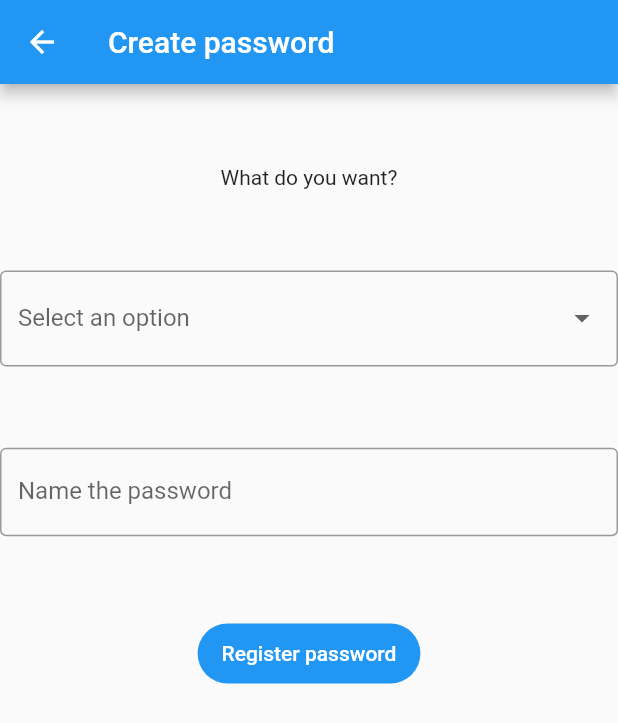
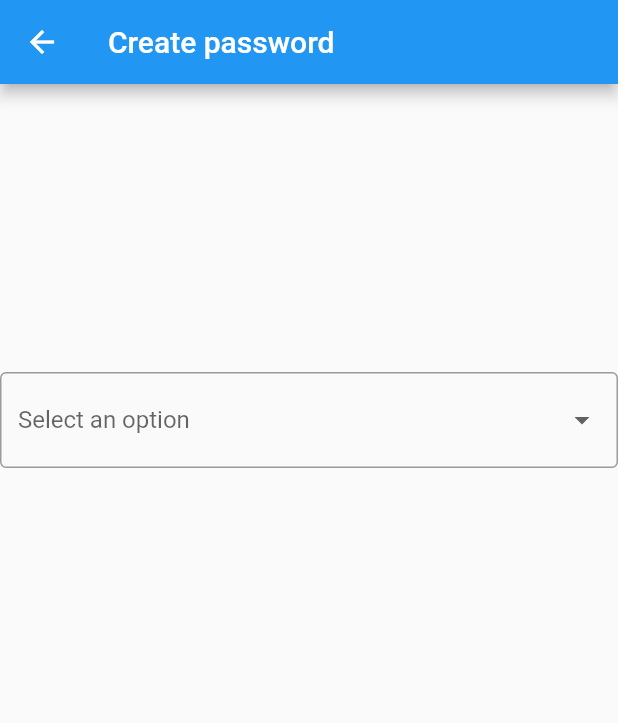
Before and after one commit to LeonardoSarto/password-manager, a Flutter app: the CreatePassword screen opened by its route, on a phone screen of 412 x 824 dp. Shown: the top 723 px of the screen. Run offline on Flutter 3.47's test engine with Material 2 defaults, Android fonts, the phone set to English and light mode, and no system bars; our stand-ins replace local_auth, sqflite; accounts and stored records are empty.

Commit message:
Saving password

```diff
--- a/lib/database/dto/password.dart
+++ b/lib/database/dto/password.dart
@@ -1,12 +1,13 @@
 class Password {
   int? id;
+  String name;
   String password;
   DateTime createdIn = DateTime.now();
   DateTime updatedIn = DateTime.now();
 
-  Password({required this.password, this.id});
+  Password({required this.password, this.id, required this.name});
 
   static Password fromJson(Map<dynamic, dynamic> json) {
-    return Password(password: json['password'], id: json['id']);
+    return Password(password: json['password'], id: json['id'], name: json['name']);
   }
 }
--- a/lib/database/sqlite/connection.dart
+++ b/lib/database/sqlite/connection.dart
@@ -9,7 +9,6 @@ class Connection {
   static Future<Database> create() async {
     if(_fechado){
       String path = join(await getDatabasesPath(), 'banco.db');
-      deleteDatabase(path);
       _database = await openDatabase(
         path,
         version: 1,
--- a/lib/database/sqlite/dao/password_dao.dart
+++ b/lib/database/sqlite/dao/password_dao.dart
@@ -35,9 +35,9 @@ class PasswordDao extends GenericDao<Password, int> {
   Future<Password> save(Password data) async {
     Database db = await Connection.create();
     String sql;
-    sql = 'INSERT INTO password (password) VALUES (?)';
-    int id = await db.rawInsert(sql, [data.password]);
-    data = Password(id: id, password: data.password);
+    sql = 'INSERT INTO password (password, name) VALUES (?, ?)';
+    int id = await db.rawInsert(sql, [data.password, data.name]);
+    data = Password(id: id, password: data.password, name: data.name);
     return data;
   }
 
--- a/lib/database/sqlite/script_bd.dart
+++ b/lib/database/sqlite/script_bd.dart
@@ -4,6 +4,7 @@ class ScriptBd {
    CREATE TABLE password(
     id INTEGER NOT NULL PRIMARY KEY,
     password VARCHAR(200) NOT NULL,
+    name VARCHAR(200) NOT NULL,
     created_in DATE,
     updated_in DATE
    )''';
--- a/lib/pages/create_password.dart
+++ b/lib/pages/create_password.dart
@@ -3,6 +3,7 @@ import 'dart:math';
 import 'package:flutter/material.dart';
 import 'package:gerador_senhas/database/dto/password.dart';
 import 'package:gerador_senhas/database/sqlite/dao/password_dao.dart';
+import 'package:gerador_senhas/util/util.dart';
 
 class CreatePassword extends StatefulWidget {
   const CreatePassword({super.key});
@@ -28,23 +29,9 @@ class _CreatePasswordState extends State<CreatePassword> {
       Password registerPassword;
 
       if (password.value.text != "") {
-        registerPassword = Password(password: password.value.text);
+        registerPassword = Password(password: password.value.text, name: passwordName.value.text);
       } else {
-        String upper = 'ABCDEFGHIJKLMNOPQRSTUVWXYZ';
-        String lower = 'abcdefghijklmnopqrstuvwxyz';
-        String numbers = '1234567890';
-        String symbols = '!@#\$%^&*()<>,./';
-        int passLength = int.parse(passwordLength.value.text);
-        String seed = upper + lower + numbers + symbols;
-        String password = '';
-        List<String> list = seed.split('').toList();
-        Random rand = Random();
-
-        for (int i = 0; i < passLength; i++) {
-          int index = rand.nextInt(list.length);
-          password += list[index];
-        }
-        registerPassword = Password(password: password);
+        registerPassword = Password(password: Util.generatePassword(passwordLength.value.text), name: passwordName.value.text);
       }
       passwordDao.save(registerPassword);
       return registerPassword.password;
@@ -62,10 +49,8 @@ class _CreatePasswordState extends State<CreatePassword> {
         child: Column(
           children: [
             const Spacer(),
-            const Text("What do you want?"),
-            const Spacer(),
             Flexible(
-              flex: 4,
+              flex: 2,
               child: DropdownButtonFormField(
                 validator: (value) {
                   if(value == null || value.isEmpty) {
@@ -89,6 +74,7 @@ class _CreatePasswordState extends State<CreatePassword> {
                 }).toList(),
               ),
             ),
+            if(dropdownValue != null) ... [
               const Spacer(),
               Flexible(
                 flex: 5,
@@ -165,6 +151,9 @@ class _CreatePasswordState extends State<CreatePassword> {
                   },
                   child: const Text("Register password")),
             ],
+            const Spacer(),
+
+          ],
         ),
       ),
     );
```
Also changed, not shown: lib/pages/home.dart (+71 -3 lines), lib/util/util.dart (added, +22 -0 lines). Lines whose indentation alone changed are shown as unchanged.
